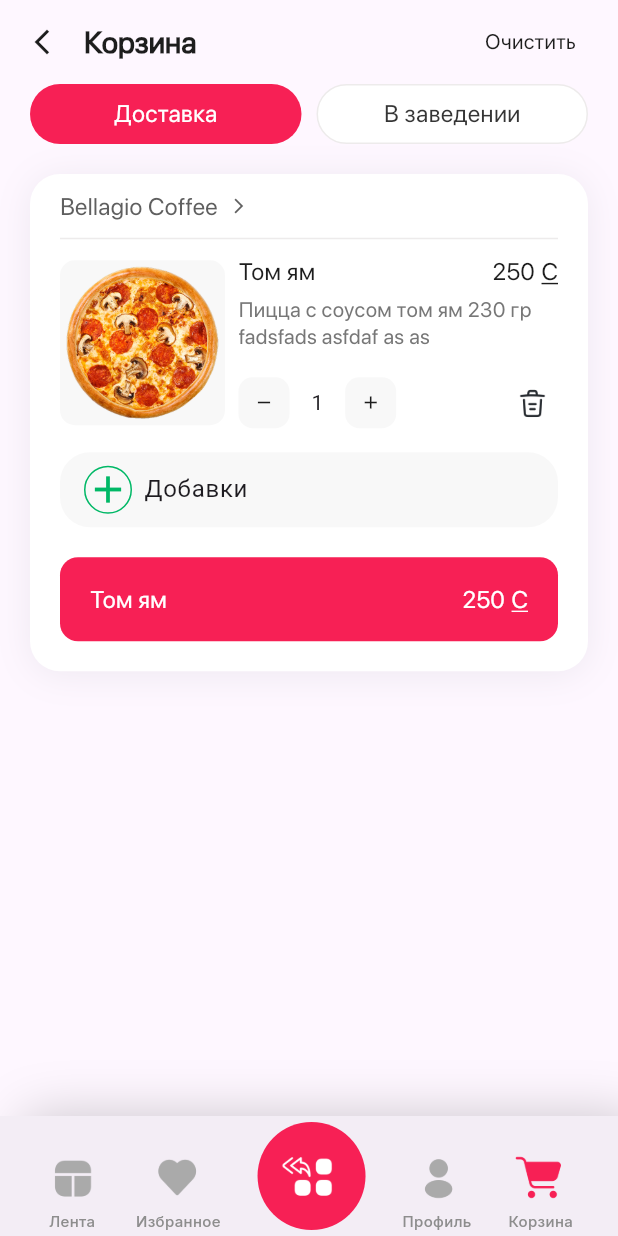
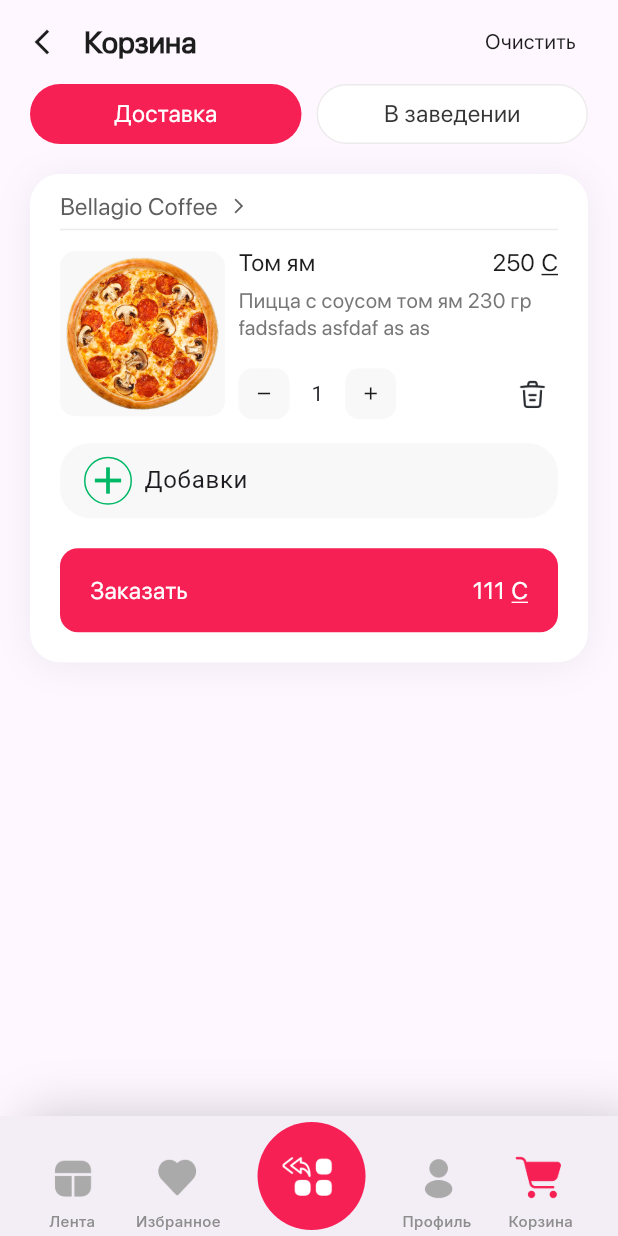
Before and after one commit to orozbaevelmar/flutter_malina, a Flutter app: the screen it shows after launch, item 5 of the bottom bar chosen, on a phone screen of 412 x 824 dp. Run offline on Flutter 3.47's test engine with Material 3 defaults, Android fonts, the light colour scheme and no system bars; our stand-ins replace equatable, flutter_bloc, google_fonts.

Commit message:
basket screen is better

```diff
--- /dev/null
+++ b/lib/bloc/navigation/product/product_bloc.dart
@@ -0,0 +1,79 @@
+import 'package:equatable/equatable.dart';
+import 'package:flutter_bloc/flutter_bloc.dart';
+import 'package:flutter_malina/model/product.dart';
+
+part 'product_event.dart';
+part 'product_state.dart';
+
+class ProductsBloc extends Bloc<ProductsEvent, ProductsState> {
+  ProductsBloc() : super(ProductsInitial()) {
+    on<ProductsLoadEvent>(_getProducts);
+    on<ProductsDecrementEvent>(_decrementProduct);
+    //on<ProductsFilterEvent>(_getFilter);
+    // on<ProductsSearchEvent>(_getSearchedProducts);
+    // on<ProductsLoadingEvent>(_loadingIndicator);
+    //on<ProductsLoadExistingProductsEvent>(_loadExistingProduct);
+  }
+  ProductsModel productsMeal = ProductsModel.resultsMeal();
+  ProductsModel productsHair = ProductsModel.resultsHair();
+  ProductsModel productsShampoo = ProductsModel.resultsShampoo();
+
+  /*  _getFilter(ProductsFilterEvent event, emit) async {
+    await _goForwardSearchFilter(event.isInitial, event.url, emit,
+        'Не имеестся продуктов в этой категории');
+  }
+
+  _getSortedByPriceProducts(ProductsSortByPriceEvent event, emit) async {
+    await _goForwardSearchFilter(
+        event.isInitial, event.url, emit, 'В каталоге отсутствует продукт');
+  } */
+  _decrementProduct(ProductsDecrementEvent event, emit) async {
+    switch (event.category) {
+      case BasketCategory.meal:
+        productsMeal.results[event.index].howMuch--;
+        break;
+
+      case BasketCategory.hair:
+        productsHair.results[event.index].howMuch--;
+        break;
+
+      case BasketCategory.shampoo:
+        productsShampoo.results[event.index].howMuch--;
+        break;
+    }
+    emit(ProductsLoaded(
+      productsMeal: productsMeal,
+      productsHair: productsHair,
+      productsShampoo: productsShampoo,
+    ));
+  }
+
+  _incrementProduct(ProductsDecrementEvent event, emit) async {
+    switch (event.category) {
+      case BasketCategory.meal:
+        productsMeal.results[event.index].howMuch++;
+        break;
+
+      case BasketCategory.hair:
+        productsHair.results[event.index].howMuch++;
+        break;
+
+      case BasketCategory.shampoo:
+        productsShampoo.results[event.index].howMuch++;
+        break;
+    }
+    emit(ProductsLoaded(
+      productsMeal: productsMeal,
+      productsHair: productsHair,
+      productsShampoo: productsShampoo,
+    ));
+  }
+
+  _getProducts(ProductsLoadEvent event, emit) async {
+    emit(ProductsLoaded(
+      productsMeal: productsMeal,
+      productsHair: productsHair,
+      productsShampoo: productsShampoo,
+    ));
+  }
+}
--- /dev/null
+++ b/lib/bloc/navigation/product/product_event.dart
@@ -0,0 +1,27 @@
+// ignore_for_file: public_member_api_docs, sort_constructors_first
+part of 'product_bloc.dart';
+
+sealed class ProductsEvent extends Equatable {
+  const ProductsEvent();
+
+  @override
+  List<Object> get props => [];
+}
+
+class ProductsLoadEvent extends ProductsEvent {
+  const ProductsLoadEvent();
+
+  @override
+  List<Object> get props => [];
+}
+
+class ProductsDecrementEvent extends ProductsEvent {
+  final int index;
+  final BasketCategory category;
+  const ProductsDecrementEvent({
+    required this.index,
+    required this.category,
+  });
+}
+
+enum BasketCategory { meal, shampoo, hair }
--- /dev/null
+++ b/lib/bloc/navigation/product/product_state.dart
@@ -0,0 +1,41 @@
+part of 'product_bloc.dart';
+
+sealed class ProductsState extends Equatable {
+  const ProductsState();
+
+  @override
+  List<Object?> get props => [];
+}
+
+class ProductsInitial extends ProductsState {}
+
+class ProductsInitialError extends ProductsState {
+  final String message;
+  const ProductsInitialError({required this.message});
+
+  @override
+  List<Object> get props => [message];
+}
+
+class ProductsEmpty extends ProductsState {
+  final String emptyListText;
+  const ProductsEmpty({required this.emptyListText});
+
+  @override
+  List<Object> get props => [emptyListText];
+}
+
+class ProductsLoaded extends ProductsState {
+  final ProductsModel productsMeal;
+  final ProductsModel productsHair;
+  final ProductsModel productsShampoo;
+
+  const ProductsLoaded({
+    required this.productsMeal,
+    required this.productsHair,
+    required this.productsShampoo,
+  });
+
+  @override
+  List<Object?> get props => [productsMeal, productsHair, productsShampoo];
+}
--- a/lib/main.dart
+++ b/lib/main.dart
@@ -1,6 +1,7 @@
 import 'package:flutter/material.dart';
 import 'package:flutter_bloc/flutter_bloc.dart';
 import 'package:flutter_malina/bloc/navigation/bloc.dart';
+import 'package:flutter_malina/bloc/navigation/product/product_bloc.dart';
 import 'package:flutter_malina/ui_presentation/screens/splash.dart';
 
 //textstyle sf pro display
@@ -17,6 +18,7 @@ class MyApp extends StatelessWidget {
     return MultiBlocProvider(
       providers: [
         BlocProvider(create: (c) => NavBloc()),
+        BlocProvider(create: (c) => ProductsBloc()),
       ],
       child: MaterialApp(
         debugShowCheckedModeBanner: false,
--- a/lib/model/product.dart
+++ b/lib/model/product.dart
@@ -1,46 +1,84 @@
-// ignore_for_file: public_member_api_docs, sort_constructors_first
-class Product {
-  String company;
-  String name;
-  int price;
-  String description;
-  Product({
-    required this.company,
-    required this.name,
-    required this.price,
-    required this.description,
+class ProductsModel {
+  final String companyName;
+  final List<Results> results;
+
+  ProductsModel({
+    required this.companyName,
+    required this.results,
   });
 
-  static final List<Product> meal = [
-    Product(
-        company: 'Bellagio Coffee',
+  static ProductsModel resultsMeal() {
+    return ProductsModel(
+      companyName: 'Bellagio Coffee',
+      results: [
+        Results(
             name: 'Том ям',
             price: 250,
-        description: 'Пицца с соусом том ям 230 гр fadsfads asfdaf as as')
-  ];
+            description: 'Пицца с соусом том ям 230 гр fadsfads asfdaf as as',
+            howMuch: 1,
+            imagePath: 'assets/basket/pizza.png')
+      ],
+    );
+  }
 
-  static final List<Product> hair = [
-    Product(
-      company: 'hair',
+  static ProductsModel resultsHair() {
+    return ProductsModel(
+      companyName: 'hair',
+      results: [
+        Results(
             name: 'Hadat Cosmetics',
             price: 1900,
             description:
                 'Шампунь интенсивно восстанавливающий Hydro Intensive Repair Shampoo 250 мл',
-    ),
-    Product(
-      company: 'hair',
+            howMuch: 1,
+            imagePath: 'assets/basket/image1.png'),
+        Results(
           name: 'Hadat Cosmetics',
           price: 2000,
           description: 'Увлажняющий кондиционер 150 мл',
-    ),
-  ];
+          howMuch: 1,
+          imagePath: 'assets/basket/image2.png',
+        )
+      ],
+    );
+  }
 
-  static final List<Product> shampoo = [
-    Product(
-      company: 'Preen Beauty',
+  static ProductsModel resultsShampoo() {
+    return ProductsModel(
+      companyName: 'Preen Beauty',
+      results: [
+        Results(
           name: 'L’Oreal Paris Elseve',
           price: 250,
           description: 'Шампунь для ослабленных волос',
-    ),
+          howMuch: 1,
+          imagePath: 'assets/basket/image3.png',
+        )
+      ],
+    );
+  }
+}
+
+class Results {
+  String name;
+  int price;
+  String description;
+  int howMuch;
+  String imagePath;
+  Results({
+    required this.name,
+    required this.price,
+    required this.description,
+    required this.howMuch,
+    required this.imagePath,
+  });
+
+  static final List<Results> meal = [
+    Results(
+        name: 'Том ям',
+        price: 250,
+        description: 'Пицца с соусом том ям 230 гр fadsfads asfdaf as as',
+        howMuch: 1,
+        imagePath: 'assets/basket/pizza.png')
   ];
 }
--- a/lib/ui_presentation/screens/basket.dart
+++ b/lib/ui_presentation/screens/basket.dart
@@ -1,4 +1,6 @@
 import 'package:flutter/material.dart';
+import 'package:flutter_bloc/flutter_bloc.dart';
+import 'package:flutter_malina/bloc/navigation/product/product_bloc.dart';
 import 'package:flutter_malina/constants/constants.dart';
 import 'package:flutter_malina/ui_presentation/screens/components/card.dart';
 
@@ -9,21 +11,39 @@ class BasketScreen extends StatelessWidget {
   Widget build(BuildContext context) {
     return Scaffold(
       appBar: _buildAppBar(),
-      body: Padding(
+      body: SingleChildScrollView(
+        child: Padding(
           padding: const EdgeInsets.symmetric(horizontal: 20),
           child: Column(
             children: [
               Row(
                 children: [
                   _buildButton(text: 'Доставка', hasBorder: false),
-                SizedBox(width: 10),
+                  const SizedBox(width: 10),
                   _buildButton(text: 'В заведении', hasBorder: true),
                 ],
               ),
-            CustomCard(),
+              _buildBloc(),
             ],
           ),
         ),
+      ),
+    );
+  }
+
+  Widget _buildBloc() {
+    return BlocBuilder<ProductsBloc, ProductsState>(
+      builder: (context, state) {
+        return switch (state) {
+          ProductsInitial() => const CircularProgressIndicator(),
+          ProductsInitialError() => Center(child: Text(state.message)),
+          ProductsEmpty() => Center(child: Text(state.emptyListText)),
+          ProductsLoaded() => CustomCard(
+              category: BasketCategory.meal,
+              productsModel: state.productsMeal,
+            ),
+        };
+      },
     );
   }
 
--- a/lib/ui_presentation/screens/components/card.dart
+++ b/lib/ui_presentation/screens/components/card.dart
@@ -1,12 +1,26 @@
+import 'package:flutter/foundation.dart';
 import 'package:flutter/material.dart';
+import 'package:flutter_malina/bloc/navigation/product/product_bloc.dart';
 import 'package:flutter_malina/constants/boxShadow.dart';
 import 'package:flutter_malina/constants/constants.dart';
 import 'package:flutter_malina/model/product.dart';
 import 'package:flutter_malina/ui_presentation/screens/components/text.dart';
 
-class CustomCard extends StatelessWidget {
-  const CustomCard({super.key});
+class CustomCard extends StatefulWidget {
+  final BasketCategory category;
+  final ProductsModel productsModel;
+  const CustomCard({
+    super.key,
+    required this.productsModel,
+    required this.category,
+  });
 
+  @override
+  State<CustomCard> createState() => _CustomCardState();
+}
+
+class _CustomCardState extends State<CustomCard> {
+  int widgetOfProduct = 1;
   @override
   Widget build(BuildContext context) {
     return Container(
@@ -23,7 +37,14 @@ class CustomCard extends StatelessWidget {
         children: [
           _buildCompanyName(),
           SizedBox(height: 6.5),
-          SizedBox(height: 6),
+          SizedBox(
+            height: (126 * widget.productsModel.results.length).toDouble(),
+            child: ListView.builder(
+              physics: NeverScrollableScrollPhysics(),
+              itemCount: widget.productsModel.results.length,
+              itemBuilder: (context, index) {
+                return Column(
+                  children: [
                     Divider(
                       color: Color(0xFFEDEBEB),
                       height: 0,
@@ -31,10 +52,18 @@ class CustomCard extends StatelessWidget {
                     SizedBox(height: 12),
                     Row(
                       children: [
-              _buildPicture(),
+                        _buildPicture(
+                            imagePath:
+                                widget.productsModel.results[index].imagePath),
                         SizedBox(width: 9),
-              _buildNamePriceDescrip(),
+                        _buildNamePriceDescripCount(
+                            prod: widget.productsModel.results[index]),
                       ],
+                    ),
+                  ],
+                );
+              },
+            ),
           ),
           SizedBox(height: 16),
           _buildDobavki(),
@@ -53,38 +82,25 @@ class CustomCard extends StatelessWidget {
         borderRadius: BorderRadius.circular(12),
         color: MColor.malina,
       ),
-      child: CustomText(textColor: MColor.white),
-
-      /* Row(
-        mainAxisAlignment: MainAxisAlignment.spaceBetween,
-        children: [
-          Text(
-            'Заказать',
-            style: MTextStyle.sf_pro_display1(
-              MColor.white,
-            ),
-          ),
-          Text(
-            '250',
-            style: MTextStyle.sf_pro_display1(
-              MColor.white,
-            ),
-          ),
-        ],
-      ) */
+      child:
+          CustomText(text: 'Заказать', price: '111', textColor: MColor.white),
     );
   }
 
-  Widget _buildNamePriceDescrip() {
+  Widget _buildNamePriceDescripCount({required Results prod}) {
     return Expanded(
       child: Column(
         mainAxisAlignment: MainAxisAlignment.start,
         crossAxisAlignment: CrossAxisAlignment.start,
         children: [
-          CustomText(textColor: MColor.black1),
+          CustomText(
+            text: prod.name,
+            price: prod.price.toString(),
+            textColor: MColor.black1,
+          ),
           SizedBox(height: 7),
           Text(
-            Product.meal[0].description,
+            prod.description,
             maxLines: 2,
             overflow: TextOverflow.ellipsis,
             style: TextStyle(
@@ -98,35 +114,27 @@ class CustomCard extends StatelessWidget {
           SizedBox(height: 18),
           Row(
             children: [
-              Container(
-                height: 34,
-                width: 34,
-                decoration: BoxDecoration(
-                  color: MColor.soft_grey_blue,
-                  borderRadius: BorderRadius.circular(9.44),
-                ),
-                child: Icon(
-                  Icons.remove,
-                  size: 14,
-                  color: MColor.black1,
-                ),
+              _buildRemoveAndAddIcon(
+                icon: Icons.remove,
+                onTap: () {
+                  setState(() {
+                    if (prod.howMuch > 0) {
+                      prod.howMuch--;
+                    }
+                  });
+                },
               ),
               Padding(
                 padding: const EdgeInsets.symmetric(horizontal: 14.5),
-                child: Text('1'),
+                child: Text(prod.howMuch.toString()),
               ),
-              Container(
-                height: 34,
-                width: 34,
-                decoration: BoxDecoration(
-                  color: MColor.soft_grey_blue,
-                  borderRadius: BorderRadius.circular(9.44),
-                ),
-                child: Icon(
-                  Icons.add,
-                  size: 14,
-                  color: MColor.black1,
-                ),
+              _buildRemoveAndAddIcon(
+                icon: Icons.add,
+                onTap: () {
+                  setState(() {
+                    prod.howMuch++;
+                  });
+                },
               ),
               Expanded(child: SizedBox()),
               InkWell(
@@ -143,7 +151,29 @@ class CustomCard extends StatelessWidget {
     );
   }
 
-  Widget _buildPicture() {
+  Widget _buildRemoveAndAddIcon({
+    required IconData icon,
+    required VoidCallback onTap,
+  }) {
+    return InkWell(
+      onTap: onTap,
+      child: Container(
+        height: 34,
+        width: 34,
+        decoration: BoxDecoration(
+          color: MColor.soft_grey_blue,
+          borderRadius: BorderRadius.circular(9.44),
+        ),
+        child: Icon(
+          icon,
+          size: 14,
+          color: MColor.black1,
+        ),
+      ),
+    );
+  }
+
+  Widget _buildPicture({required String imagePath}) {
     return Container(
       height: 110,
       width: 110,
@@ -152,7 +182,7 @@ class CustomCard extends StatelessWidget {
         borderRadius: BorderRadius.circular(10),
         image: DecorationImage(
           fit: BoxFit.cover,
-          image: AssetImage('assets/basket/pizza.png'),
+          image: AssetImage(imagePath),
         ),
       ),
     );
@@ -162,7 +192,7 @@ class CustomCard extends StatelessWidget {
     return Row(
       children: [
         Text(
-          'Bellagio Coffee',
+          widget.productsModel.companyName,
           style: MTextStyle.sf_pro_display1(Color(0xFF5F5F5F)),
         ),
         SizedBox(width: 8),
--- a/lib/ui_presentation/screens/components/text.dart
+++ b/lib/ui_presentation/screens/components/text.dart
@@ -4,9 +4,13 @@ import 'package:flutter_malina/constants/constants.dart';
 import 'package:flutter_malina/model/product.dart';
 
 class CustomText extends StatelessWidget {
+  final String text;
+  final String price;
   final Color textColor;
   const CustomText({
     super.key,
+    required this.text,
+    required this.price,
     required this.textColor,
   });
 
@@ -16,7 +20,7 @@ class CustomText extends StatelessWidget {
       mainAxisAlignment: MainAxisAlignment.spaceBetween,
       children: [
         Text(
-          Product.meal[0].name,
+          text,
           style: MTextStyle.sf_pro_display3(textColor),
         ),
         RichText(
@@ -24,7 +28,7 @@ class CustomText extends StatelessWidget {
             style: MTextStyle.sf_pro_display1(textColor),
             children: [
               TextSpan(
-                text: '${Product.meal[0].price}',
+                text: price,
               ),
               WidgetSpan(child: SizedBox(width: 4.5)),
               TextSpan(
--- a/lib/ui_presentation/widgets/bottom_nav_bar.dart
+++ b/lib/ui_presentation/widgets/bottom_nav_bar.dart
@@ -1,6 +1,7 @@
 import 'package:flutter/material.dart';
 import 'package:flutter_bloc/flutter_bloc.dart';
 import 'package:flutter_malina/bloc/navigation/bloc.dart';
+import 'package:flutter_malina/bloc/navigation/product/product_bloc.dart';
 import 'package:flutter_malina/ui_presentation/screens/basket.dart';
 import 'package:flutter_malina/ui_presentation/screens/favorite.dart';
 import 'package:flutter_malina/ui_presentation/screens/lenta.dart';
@@ -19,6 +20,7 @@ class CustomBottomNavigationBar extends StatefulWidget {
 class _CustomBottomNavigationBarState extends State<CustomBottomNavigationBar> {
   @override
   Widget build(BuildContext context) {
+    context.read<ProductsBloc>().add(const ProductsLoadEvent());
     var navBloc = context.watch<NavBloc>();
     return Scaffold(
       // extendBody: true,
```
Also changed, not shown: assets/basket/image1.png (added), assets/basket/image2.png (added), assets/basket/image3.png (added). Lines whose indentation alone changed are shown as unchanged.
